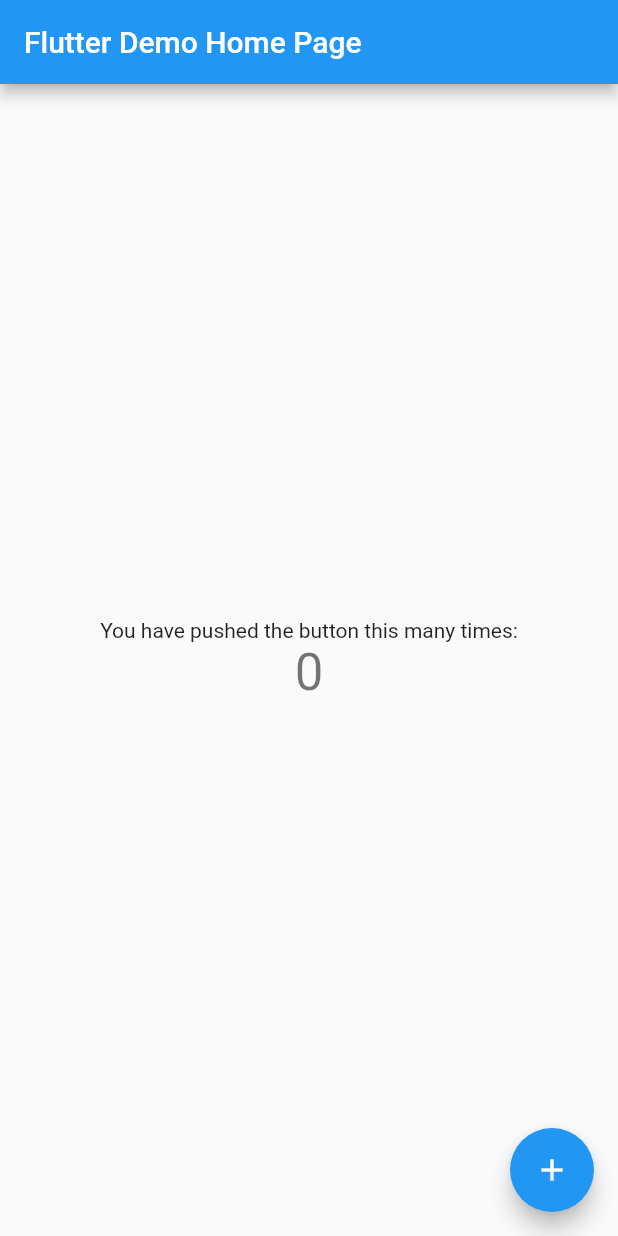
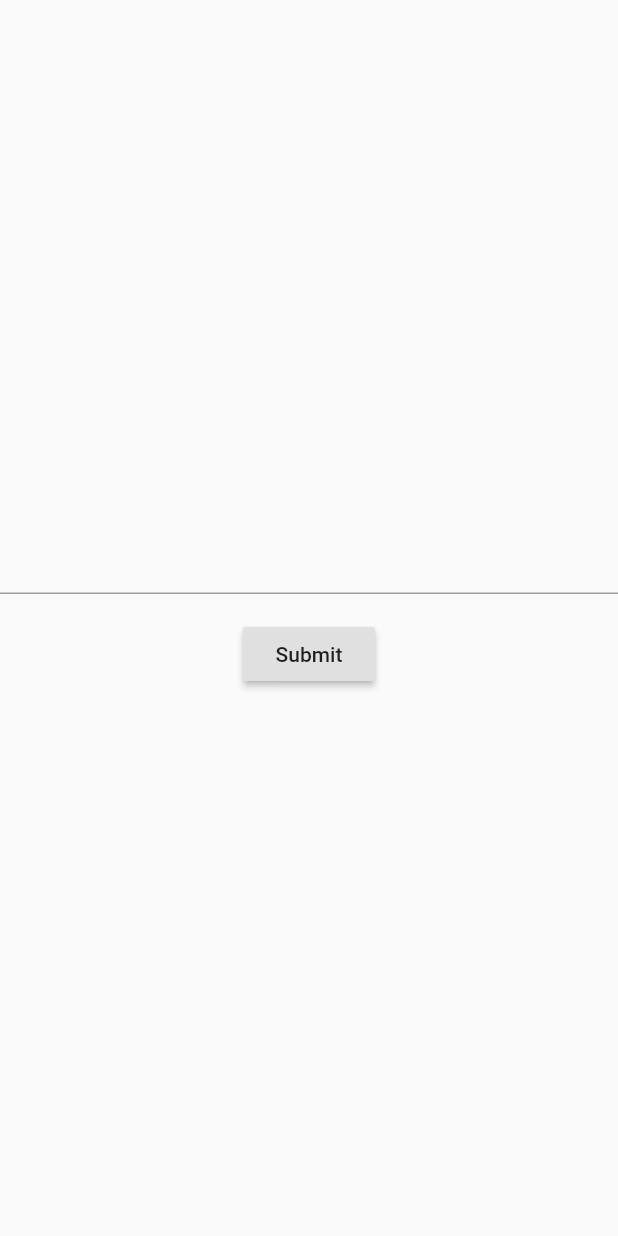
Before and after one commit to nmur/flutter_plate_lookup, a Flutter app: the screen it shows after launch, on a phone screen of 412 x 824 dp. Run offline on Flutter 3.47's test engine with Material 2 defaults, Android fonts, the phone set to English and light mode, and no system bars.

Commit message:
functional text field with button

```diff
--- a/lib/main.dart
+++ b/lib/main.dart
@@ -3,21 +3,11 @@ import 'package:flutter/material.dart';
 void main() => runApp(MyApp());
 
 class MyApp extends StatelessWidget {
-  // This widget is the root of your application.
   @override
   Widget build(BuildContext context) {
     return MaterialApp(
       title: 'Flutter Demo',
       theme: ThemeData(
-        // This is the theme of your application.
-        //
-        // Try running your application with "flutter run". You'll see the
-        // application has a blue toolbar. Then, without quitting the app, try
-        // changing the primarySwatch below to Colors.green and then invoke
-        // "hot reload" (press "r" in the console where you ran "flutter run",
-        // or simply save your changes to "hot reload" in a Flutter IDE).
-        // Notice that the counter didn't reset back to zero; the application
-        // is not restarted.
         primarySwatch: Colors.blue,
       ),
       home: MyHomePage(title: 'Flutter Demo Home Page'),
@@ -27,16 +17,6 @@ class MyApp extends StatelessWidget {
 
 class MyHomePage extends StatefulWidget {
   MyHomePage({Key key, this.title}) : super(key: key);
-
-  // This widget is the home page of your application. It is stateful, meaning
-  // that it has a State object (defined below) that contains fields that affect
-  // how it looks.
-
-  // This class is the configuration for the state. It holds the values (in this
-  // case the title) provided by the parent (in this case the App widget) and
-  // used by the build method of the State. Fields in a Widget subclass are
-  // always marked "final".
-
   final String title;
 
   @override
@@ -48,64 +28,60 @@ class _MyHomePageState extends State<MyHomePage> {
 
   void _incrementCounter() {
     setState(() {
-      // This call to setState tells the Flutter framework that something has
-      // changed in this State, which causes it to rerun the build method below
-      // so that the display can reflect the updated values. If we changed
-      // _counter without calling setState(), then the build method would not be
-      // called again, and so nothing would appear to happen.
       _counter++;
     });
   }
 
   @override
   Widget build(BuildContext context) {
-    // This method is rerun every time setState is called, for instance as done
-    // by the _incrementCounter method above.
-    //
-    // The Flutter framework has been optimized to make rerunning build methods
-    // fast, so that you can just rebuild anything that needs updating rather
-    // than having to individually change instances of widgets.
     return Scaffold(
-      appBar: AppBar(
-        // Here we take the value from the MyHomePage object that was created by
-        // the App.build method, and use it to set our appbar title.
-        title: Text(widget.title),
-      ),
-      body: Center(
-        // Center is a layout widget. It takes a single child and positions it
-        // in the middle of the parent.
+      body: PlateNumberForm(),
+    );
+  }
+}
+
+class PlateNumberForm extends StatefulWidget {
+  @override
+  PlateNumberFormState createState() {
+    return PlateNumberFormState();
+  }
+}
+
+class PlateNumberFormState extends State<PlateNumberForm> {
+  final _formKey = GlobalKey<FormState>();
+  final _plateNumberFormController = TextEditingController();
+
+  @override
+  Widget build(BuildContext context) {
+    // Build a Form widget using the _formKey created above.
+    return Form(
+      key: _formKey,
       child: Column(
-          // Column is also layout widget. It takes a list of children and
-          // arranges them vertically. By default, it sizes itself to fit its
-          // children horizontally, and tries to be as tall as its parent.
-          //
-          // Invoke "debug painting" (press "p" in the console, choose the
-          // "Toggle Debug Paint" action from the Flutter Inspector in Android
-          // Studio, or the "Toggle Debug Paint" command in Visual Studio Code)
-          // to see the wireframe for each widget.
-          //
-          // Column has various properties to control how it sizes itself and
-          // how it positions its children. Here we use mainAxisAlignment to
-          // center the children vertically; the main axis here is the vertical
-          // axis because Columns are vertical (the cross axis would be
-          // horizontal).
         mainAxisAlignment: MainAxisAlignment.center,
         children: <Widget>[
-            Text(
-              'You have pushed the button this many times:',
+          TextFormField(
+            controller: _plateNumberFormController,
+            validator: (value) {
+              if (value.isEmpty) {
+                return 'Please enter a valid plate number';
+              }
+              return null;
+            },
           ),
-            Text(
-              '$_counter',
-              style: Theme.of(context).textTheme.display1,
+          Padding(
+            padding: const EdgeInsets.symmetric(vertical: 16.0),
+            child: RaisedButton(
+              onPressed: () {
+                if (_formKey.currentState.validate()) {
+                  Scaffold.of(context)
+                      .showSnackBar(SnackBar(content: Text(_plateNumberFormController.text)));
+                }
+              },
+              child: Text('Submit'),
+            ),
           ),
         ],
       ),
-      ),
-      floatingActionButton: FloatingActionButton(
-        onPressed: _incrementCounter,
-        tooltip: 'Increment',
-        child: Icon(Icons.add),
-      ), // This trailing comma makes auto-formatting nicer for build methods.
     );
   }
 }
```
Lines whose indentation alone changed are shown as unchanged.
